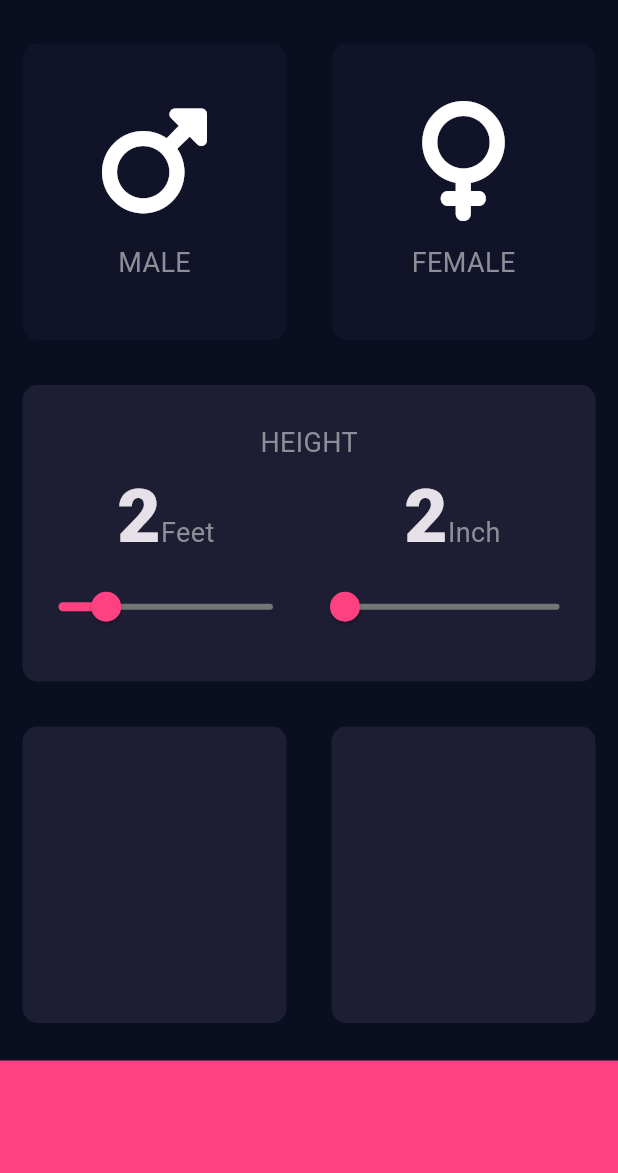
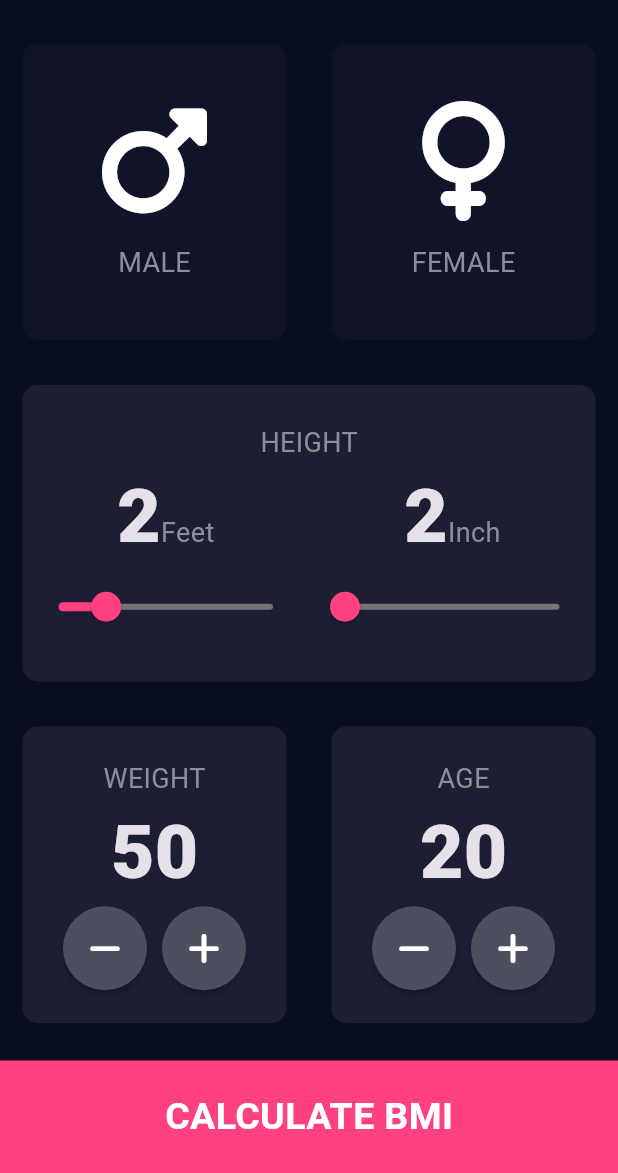
Before and after one commit to CodeWithIsmail/App-Development, a Flutter app: the screen it shows after launch, on a phone screen of 412 x 824 dp, the part 63-1236 px from its top. Run offline on Flutter 3.47's test engine with Material 3 defaults, Android fonts, the light colour scheme and no system bars; our stand-ins replace audioplayers, fl_chart, flutter_svg, fluttertoast, font_awesome_flutter, qr_flutter.

Commit message:
BMI calculator completed

```diff
--- /dev/null
+++ b/BMI_Calculator_Flutter/bmi_calculator_flutter/lib/bmi_info.dart
@@ -0,0 +1,42 @@
+class BMI_info {
+  int feet;
+  int inch;
+  int weight;
+  double bmi = 0;
+  String result = "";
+  String advice = "";
+
+  BMI_info(this.feet, this.inch, this.weight);
+
+  void getResult() {
+    double ht = feet.toDouble() * 0.3048 + inch * 0.0254;
+    bmi = weight / (ht * ht);
+    if (bmi < 18.5) {
+      result = "Underweight";
+      advice =
+          "May indicate malnutrition, eating disorders, or other health issues. Risks include weakened immune system.";
+    } else if (bmi >= 18.5 && bmi <= 24.9) {
+      result = "Normal";
+      advice =
+          "Typically associated with the lowest risk of developing weight-related health problems. It\'s considered the healthiest range for most people.";
+    } else if (bmi >= 25 && bmi <= 29.9) {
+      result = "Overweight";
+      advice =
+          "Higher risk of developing conditions such as cardiovascular disease, type 2 diabetes, high blood pressure, and certain cancers.";
+    } else if (bmi >= 30 && bmi <= 34.9) {
+      result = "Moderate obesity";
+      advice =
+          "Increased risk of cardiovascular diseases, type 2 diabetes, high blood pressure, and certain cancers.";
+    } else if (bmi >= 35 && bmi <= 39.9) {
+      result = "Severe obesity";
+      advice =
+          "Higher risk of developing conditions such as cardiovascular disease, type 2 diabetes, high blood pressure, and certain cancers, often with greater severity.";
+    } else {
+      result = "Morbid obesity";
+      advice =
+          "Significantly increased risk of serious health problems, including heart disease, diabetes, hypertension, sleep apnea, and various cancers";
+    }
+  }
+
+
+}
--- a/BMI_Calculator_Flutter/bmi_calculator_flutter/lib/constants.dart
+++ b/BMI_Calculator_Flutter/bmi_calculator_flutter/lib/constants.dart
@@ -1,8 +1,9 @@
 import 'package:flutter/material.dart';
 
 const KLastCardColor = Colors.pinkAccent;
-const KLllCardColor = Color(0xFF1D1E33);
+const KAllCardColor = Color(0xFF1D1E33);
 const KInactivecolor = Color(0xFF111328);
+const floatButtonColor=Color(0xFF4C4F5E);
 
 const KIconTextStyle = TextStyle(
   fontSize: 18,
@@ -13,3 +14,32 @@ const KValueTextStyle = TextStyle(
   fontSize: 50,
   fontWeight: FontWeight.w900,
 );
+
+const KHeadingText = TextStyle(
+  fontSize: 50,
+  fontWeight: FontWeight.w900,
+);
+
+const KResultText = TextStyle(
+  fontSize: 30,
+  fontWeight: FontWeight.w900,
+  color: Colors.greenAccent,
+);
+
+const KBmiText = TextStyle(
+  fontSize: 70,
+  fontWeight: FontWeight.w900,
+  color: Colors.white,
+);
+
+const KSuggesText = TextStyle(
+  fontSize: 20,
+  fontWeight: FontWeight.w700,
+  color: Colors.white,
+);
+
+const KSubmitText = TextStyle(
+  fontSize: 25,
+  fontWeight: FontWeight.w700,
+  color: Colors.white,
+);
--- a/BMI_Calculator_Flutter/bmi_calculator_flutter/lib/input_page.dart
+++ b/BMI_Calculator_Flutter/bmi_calculator_flutter/lib/input_page.dart
@@ -5,7 +5,8 @@ import 'package:font_awesome_flutter/font_awesome_flutter.dart';
 import 'GenderSelectWidget.dart';
 import 'Reusable_Container.dart';
 import 'constants.dart';
-
+import 'result_page.dart';
+import 'bmi_info.dart';
 enum GenderType { male, female, nothing }
 
 class InputPage extends StatefulWidget {
@@ -18,7 +19,31 @@ class _InputPageState extends State<InputPage> {
   Color femaleColor = KInactivecolor;
   GenderType selectedGender = GenderType.nothing;
 
-  int feetH = 2, inchH = 2;
+  int feetH = 2, inchH = 2, weight = 50, age = 20;
+
+  void increaseWt() {
+    setState(() {
+      weight++;
+    });
+  }
+
+  void decreaseWt() {
+    setState(() {
+      weight--;
+    });
+  }
+
+  void increaseAge() {
+    setState(() {
+      age++;
+    });
+  }
+
+  void decreaseAge() {
+    setState(() {
+      age--;
+    });
+  }
 
   @override
   Widget build(BuildContext context) {
@@ -45,7 +70,7 @@ class _InputPageState extends State<InputPage> {
                     },
                     child: Reusable_Container(
                       color: selectedGender == GenderType.male
-                          ? KLllCardColor
+                          ? KAllCardColor
                           : KInactivecolor,
                       childWidget:
                           GenderSelectWidget(FontAwesomeIcons.mars, 'MALE'),
@@ -62,7 +87,7 @@ class _InputPageState extends State<InputPage> {
                     },
                     child: Reusable_Container(
                       color: selectedGender == GenderType.female
-                          ? KLllCardColor
+                          ? KAllCardColor
                           : KInactivecolor,
                       childWidget:
                           GenderSelectWidget(FontAwesomeIcons.venus, 'FEMALE'),
@@ -74,7 +99,7 @@ class _InputPageState extends State<InputPage> {
           ),
           Expanded(
             child: Reusable_Container(
-              color: KLllCardColor,
+              color: KAllCardColor,
               childWidget: Column(
                 mainAxisAlignment: MainAxisAlignment.center,
                 children: [
@@ -161,25 +186,122 @@ class _InputPageState extends State<InputPage> {
               children: [
                 Expanded(
                   child: Reusable_Container(
-                    color: KLllCardColor,
+                    color: KAllCardColor,
+                    childWidget: Column(
+                      mainAxisAlignment: MainAxisAlignment.center,
+                      children: [
+                        Text(
+                          'WEIGHT',
+                          style: KIconTextStyle,
+                        ),
+                        Text(
+                          weight.toString(),
+                          style: KValueTextStyle,
+                        ),
+                        Row(
+                          mainAxisAlignment: MainAxisAlignment.center,
+                          children: [
+                            FloatingIconButton(
+                              FontAwesomeIcons.minus,
+                              decreaseWt,
+                            ),
+                            SizedBox(
+                              width: 10,
+                            ),
+                            FloatingIconButton(
+                              FontAwesomeIcons.plus,
+                              increaseWt,
+                            ),
+                          ],
+                        ),
+                      ],
+                    ),
                   ),
                 ),
                 Expanded(
                   child: Reusable_Container(
-                    color: KLllCardColor,
+                    color: KAllCardColor,
+                    childWidget: Column(
+                      mainAxisAlignment: MainAxisAlignment.center,
+                      children: [
+                        Text(
+                          'AGE',
+                          style: KIconTextStyle,
+                        ),
+                        Text(
+                          age.toString(),
+                          style: KValueTextStyle,
+                        ),
+                        Row(
+                          mainAxisAlignment: MainAxisAlignment.center,
+                          children: [
+                            FloatingIconButton(
+                              FontAwesomeIcons.minus,
+                              decreaseAge,
+                            ),
+                            SizedBox(
+                              width: 10,
+                            ),
+                            FloatingIconButton(
+                              FontAwesomeIcons.plus,
+                              increaseAge,
+                            ),
+                          ],
+                        ),
+                      ],
+                    ),
                   ),
                 ),
               ],
             ),
           ),
-          Container(
-            width: double.infinity,
-            color: KLastCardColor,
-            height: 75.0,
-            margin: EdgeInsets.only(top: 10),
+          GestureDetector(
+            onTap: () {
+              BMI_info bmi_find=BMI_info(feetH, inchH, weight);
+              bmi_find.getResult();
+              Navigator.push(
+                context,
+                MaterialPageRoute(builder: (context) => ResultPage(bmi_find)),
+              );
+            },
+            child: Container(
+              child: Center(
+                child: Text(
+                  'CALCULATE BMI',
+                  style: KSubmitText,
+                ),
+              ),
+              width: double.infinity,
+              color: KLastCardColor,
+              height: 75.0,
+              margin: EdgeInsets.only(top: 10),
+            ),
           ),
         ],
       ),
     );
   }
 }
+
+class FloatingIconButton extends StatelessWidget {
+  final IconData iconData;
+  final VoidCallback onPress;
+
+  FloatingIconButton(this.iconData, this.onPress);
+
+  @override
+  Widget build(BuildContext context) {
+    return RawMaterialButton(
+      constraints: BoxConstraints.tightFor(
+        height: 56,
+        width: 56,
+      ),
+      onPressed: onPress,
+      fillColor: floatButtonColor,
+      shape: CircleBorder(),
+      child: Icon(
+        iconData,
+      ),
+    );
+  }
+}
```
Also changed, not shown: BMI_Calculator_Flutter/bmi_calculator_flutter/lib/main.dart (+8 -0 lines), BMI_Calculator_Flutter/bmi_calculator_flutter/lib/result_page.dart (added, +88 -0 lines).
